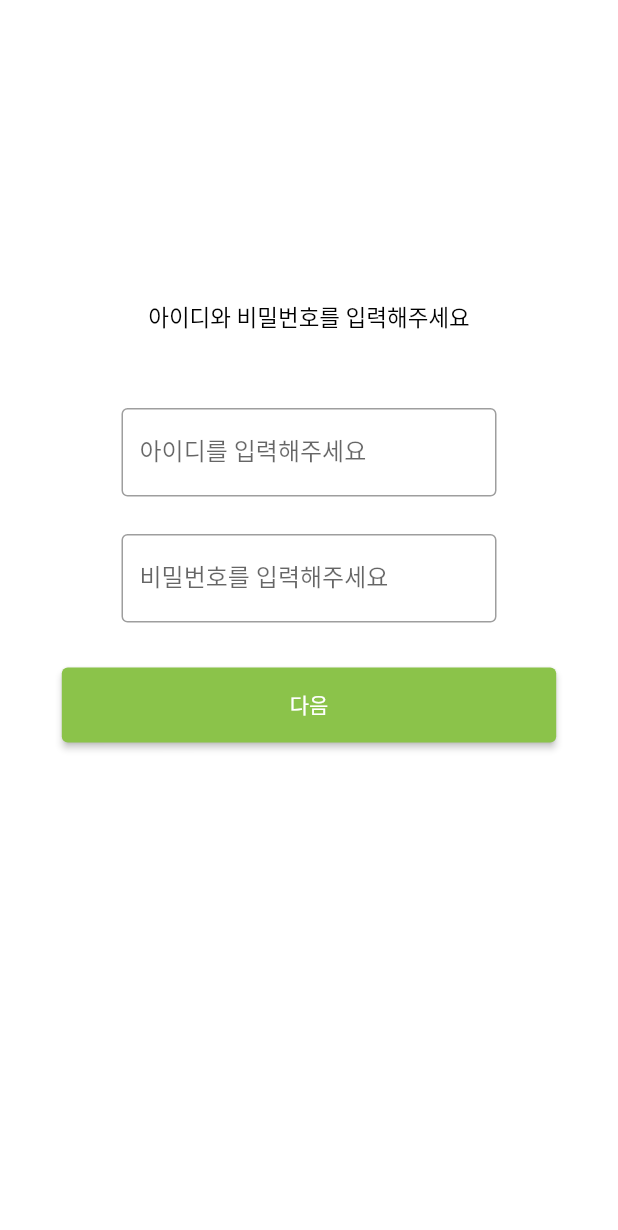
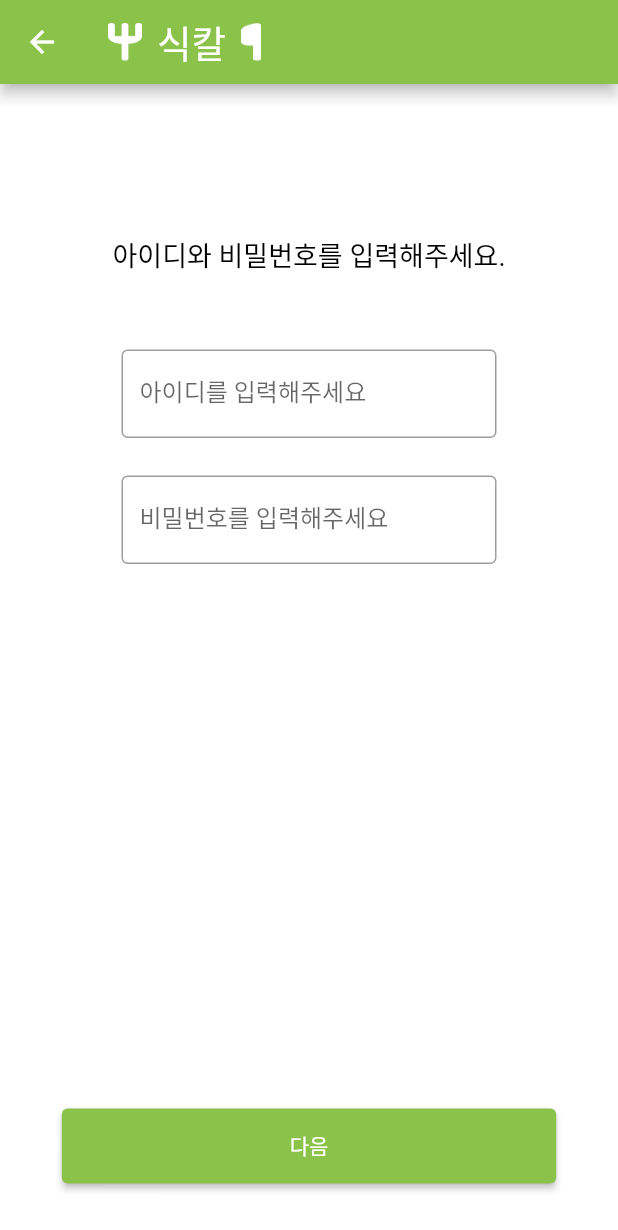
Before and after one commit to sikcal/sikcal_app, a Flutter app: the screen it shows after launch, after a tap on "계정이 이미 있어요", on a phone screen of 412 x 824 dp. Shown: the top 1230 px of the screen. Run offline on Flutter 3.47's test engine with Material 2 defaults, Android fonts, the phone set to English and light mode, and no system bars; our stand-ins replace flutter_riverpod, font_awesome_flutter, image_picker, liquid_progress_indicator, scroll_date_picker; missing offline and left inert: bottom_bar; network calls fail.

Commit message:
login, register (add tokens at UserRepo)

```diff
--- a/lib/components/circular_progress.dart
+++ b/lib/components/circular_progress.dart
@@ -35,7 +35,8 @@ class _CircularProgressState extends State<CircularProgress> {
         center: CircleAvatar(
           child: Text(
             "${widget.data}g",
-            style: TextStyle(color: Colors.white),
+            style: TextStyle(color: Colors.white, fontSize: 12, fontWeight: FontWeight.bold
+            ),
           ),
           backgroundColor: widget.color,
         ),
--- a/lib/data/provider.dart
+++ b/lib/data/provider.dart
@@ -3,8 +3,10 @@ import 'package:sikcal/data/repo/food_repo.dart';
 import 'package:sikcal/data/repo/user_repo.dart';
 import 'package:sikcal/model/meal.dart';
 import 'package:sikcal/model/meal_list_model.dart';
+import 'package:sikcal/model/user.dart';
 
-final userRepoProvider = Provider((ref) => UserRepo(ref));
+final userRepoProvider = Provider((ref) => UserRepo(ref: ref));
+final userProvider = StateProvider<User?>((ref) => null);
 final currentMealListProvider = StateNotifierProvider<MealList, List<Meal>>((ref) => MealList(ref));
 final gainedCaloriesProvider = StateProvider<Map<String, int>>((ref) => {
   'carbohydrate': 0,
--- a/lib/main.dart
+++ b/lib/main.dart
@@ -2,6 +2,8 @@ import 'package:flutter/material.dart';
 import 'package:flutter_riverpod/flutter_riverpod.dart';
 import 'package:sikcal/screen/welcome/welcome_screen.dart';
 import 'package:sikcal/data/constants.dart';
+import 'package:sikcal/screens/auth/auth_gate.dart';
+import 'package:sikcal/screens/main_view.dart';
 
 void main() {
   runApp(const MyApp());
@@ -27,12 +29,17 @@ class _MyAppState extends State<MyApp> {
             textTheme: TextTheme(
               bodyText2: kDefaultTextStyle,
             )),
-        home: Stack(
-          children: [
-            WelcomeScreen(), // TODO auth gate
-          ],
-        ),
+        home: Main(),
       ),
     );
   }
 }
+
+class Main extends StatelessWidget {
+  const Main({Key? key}) : super(key: key);
+
+  @override
+  Widget build(BuildContext context) {
+    return AuthGate(child: MainView());
+  }
+}
--- a/lib/model/user.dart
+++ b/lib/model/user.dart
@@ -11,8 +11,11 @@ class User {
   final String sex;
   final String activity;
   final String goal;
+  final int carbohydrate;
+  final int protein;
+  final int fat;
 
-  User(this.name, this.height, this.weight, this.birth, this.sex, this.activity, this.goal);
+  User(this.name, this.height, this.weight, this.birth, this.sex, this.activity, this.goal, this.carbohydrate, this.protein, this.fat);
 
   factory User.fromJson(Map<String, dynamic> json) => _$UserFromJson(json);
 
--- a/lib/screen/login/login.dart
+++ b/lib/screen/login/login.dart
@@ -1,28 +1,65 @@
 import 'package:flutter/material.dart';
+import 'package:flutter_riverpod/flutter_riverpod.dart';
+import 'package:sikcal/data/constants.dart';
+import 'package:sikcal/data/provider.dart';
+import 'package:sikcal/screen/InputUserInformation/input_start.dart';
 import '../../components/RoundedButton.dart';
 import '../../components/mytextformfield.dart';
 
-
-class LoginScreen extends StatefulWidget {
+class LoginScreen extends ConsumerStatefulWidget {
   const LoginScreen({Key? key}) : super(key: key);
 
   @override
   _FormScreenState createState() => _FormScreenState();
 }
 
-class _FormScreenState extends State<LoginScreen> {
-
+class _FormScreenState extends ConsumerState<LoginScreen> {
   final useridcontroller = TextEditingController();
   final userpwcontroller = TextEditingController();
-  String userid = "";
-  String userpw = "";
 
   @override
   Widget build(BuildContext context) {
     return Scaffold(
-      body: Center(child: Column(children: <Widget>[
-        const SizedBox(height: 200),
-        const Text('아이디와 비밀번호를 입력해주세요'),
+      appBar: AppBar(
+        title: Row(
+          children: const [
+            Image(
+              image: AssetImage('images/fork.png'),
+              height: 25.0,
+            ),
+            SizedBox(
+              width: 10.0,
+            ),
+            Text(
+              '식칼',
+              style: TextStyle(
+                fontSize: 25.0,
+                color: Colors.white,
+                decoration: TextDecoration.none,
+                fontWeight: FontWeight.normal,
+              ),
+            ),
+            SizedBox(
+              width: 10.0,
+            ),
+            Image(
+              image: AssetImage('images/knife.png'),
+              height: 25.0,
+            ),
+          ],
+          mainAxisSize: MainAxisSize.min,
+        ),
+        backgroundColor: primaryColor,
+      ),
+      body: SafeArea(
+        child: Center(
+          child: Column(
+            mainAxisAlignment: MainAxisAlignment.spaceBetween,
+            children: <Widget>[
+              Column(
+                children: [
+                  const SizedBox(height: 100),
+                  Text('아이디와 비밀번호를 입력해주세요.', style: kLargeTextStyle),
                   const SizedBox(height: 50),
                   Form(
                     child: MyTextFormField(
@@ -31,6 +68,11 @@ class _FormScreenState extends State<LoginScreen> {
                       label: '아이디를 입력해주세요',
                       onSaved: (value) {
                         setState(() {});
+                      },
+                      validator: (value) {
+                        if (value.length < 1) {
+                          return '아이디는 필수사항입니다.';
+                        }
                       },
                     ),
                   ),
@@ -43,21 +85,39 @@ class _FormScreenState extends State<LoginScreen> {
                       onSaved: (value) {
                         setState(() {});
                       },
+                      validator: (value) {
+                        // TODO 서버 거랑 좀 다름..
+                        // String pattern = r"^(?=.*[A-Za-z])(?=.*\d)[A-Za-z\d\w\W]{8,15}$";
+                        // RegExp regExp = RegExp(pattern);
+                        // if (!regExp.hasMatch(value)) {
+                        //   return '문자와 숫자를 포함해 최소 8자에서 15자의 \n비밀번호를 입력해주세요.';
+                        // }
+                      },
                     ),
                   ),
-        const SizedBox(height: 25),
+                ],
+              ),
+              Column(
+                children: [
                   RoundedButton(
                     text: '다음',
                     color: const Color(0xff8BC34A),
-            press: () {
-            userid = useridcontroller.text;
-            userpw = userpwcontroller.text;
-
-            //id와 pw 검사후 맞으면 page 이동  틀리면 alert창
-
+                    press: () async {
+                      // TODO validate
+                      final user = await ref.read(userRepoProvider).signIn(useridcontroller.text, userpwcontroller.text);
+                      if (user == null) {
+                        ScaffoldMessenger.of(context).showSnackBar(const SnackBar(content: Text('아이디, 비밀번호를 확인해주세요')));
+                        return;
+                      } else {
+                        Navigator.popUntil(context, (route) => route.isFirst);
                       }
+                    },
                   ),
-      ]
+                  const SizedBox(height: 30),
+                ],
+              ),
+            ],
+          ),
         ),
       ),
     );
--- /dev/null
+++ b/lib/screens/auth/auth_gate.dart
@@ -0,0 +1,17 @@
+import 'package:flutter/material.dart';
+import 'package:flutter_riverpod/flutter_riverpod.dart';
+import 'package:sikcal/data/provider.dart';
+import 'package:sikcal/screen/welcome/welcome_screen.dart';
+
+class AuthGate extends ConsumerWidget {
+  const AuthGate({Key? key, required this.child}) : super(key: key);
+
+  final Widget child;
+
+  @override
+  Widget build(BuildContext context, ref) {
+    final user = ref.watch(userProvider);
+
+    return user == null ? WelcomeScreen() : child;
+  }
+}
```
Also changed, not shown: lib/data/repo/user_repo.dart (+72 -12 lines), lib/screen/InputUserInformation/input_userid.dart (+10 -1 lines), lib/screens/home/home_view.dart (+7 -6 lines), lib/model/user.g.dart. Lines whose indentation alone changed are shown as unchanged.
